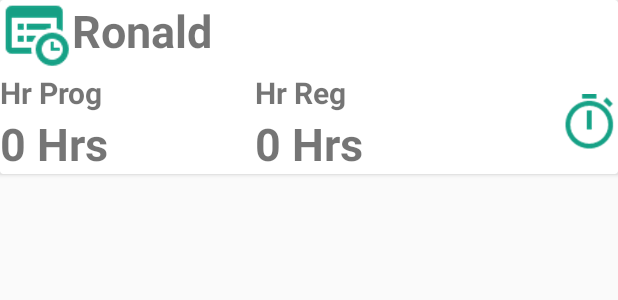
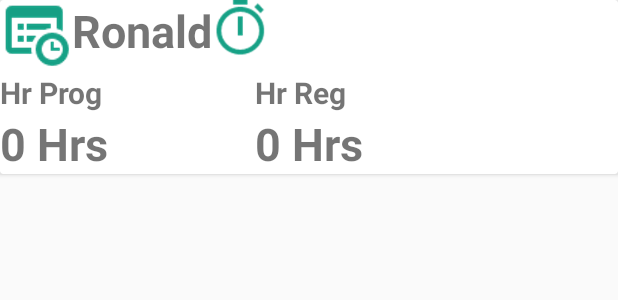
Before and after one commit to godared/ControlBusMovil, an Android app: the layout cardview_tarjeta.xml on its own in the app's theme, with its tools: preview values and no code run, on a phone screen of 412 x 824 dp. Shown: the top 300 px of the screen. Run offline under Robolectric (Android 15) with nearby library versions, the phone set to English and light mode, and no system bars.

Commit message:
con problemas por corregir

```diff
--- a/app/src/main/java/com/godared/controlbusmovil/service/geofence/GeofenceReceiver.java
+++ b/app/src/main/java/com/godared/controlbusmovil/service/geofence/GeofenceReceiver.java
@@ -65,7 +65,7 @@ public class GeofenceReceiver extends IntentService {
                             getApplicationContext());
                     eds.create(transitionName, date, geofence.getRequestId());
                     eds.close();*/
-                    tarjetaService=new TarjetaService(getApplicationContext());
+                  /*  tarjetaService=new TarjetaService(getApplicationContext());
                     TarjetaControlDetalle tarjetaControlDetalle;
                     tarjetaControlDetalle=tarjetaService.GetTarjetaDetalleByPuCoDe(sg.getId());
                     tarjetaControlDetalle.setTaCoDeId(sg.getId());
@@ -73,7 +73,7 @@ public class GeofenceReceiver extends IntentService {
                     tarjetaControlDetalle.setTaCoDeLatitud(sg.getLatitude());
                     tarjetaControlDetalle.setTaCoDeLongitud(sg.getLongitude());
                     tarjetaControlDetalle.setTaCoDeTiempo(hora);
-                    tarjetaService.actualizarTarjetaDetalleBD(tarjetaControlDetalle);
+                    tarjetaService.actualizarTarjetaDetalleBD(tarjetaControlDetalle);*/
                     GeofenceNotification geofenceNotification = new GeofenceNotification(
                             this);
                     geofenceNotification.displayNotification(sg, transitionType);
--- a/app/src/main/java/com/godared/controlbusmovil/service/geofence/GeolocationService.java
+++ b/app/src/main/java/com/godared/controlbusmovil/service/geofence/GeolocationService.java
@@ -69,7 +69,7 @@ public class GeolocationService extends Service implements GoogleApiClient.Conne
 
         HashMap<String, SimpleGeofence> geofences = SimpleGeofenceStore
                 .getInstance().getSimpleGeofences(this);
-
+        if(geofences.size()>0) {//Tiene que ver algun Geofence sino da error
             GeofencingRequest.Builder geofencingRequestBuilder = new GeofencingRequest.Builder();
             for (Map.Entry<String, SimpleGeofence> item : geofences.entrySet()) {
                 SimpleGeofence sg = item.getValue();
@@ -93,8 +93,9 @@ public class GeolocationService extends Service implements GoogleApiClient.Conne
             }
             LocationServices.GeofencingApi.addGeofences(mGoogleApiClient,
                     geofencingRequest, mPendingIntent).setResultCallback(this);
+        }
+            MainActivity.geofencesAlreadyRegistered = true;
 
-        MainActivity.geofencesAlreadyRegistered = true;
     }
 
     private PendingIntent requestPendingIntent() {
--- a/app/src/main/java/com/godared/controlbusmovil/service/geofence/SimpleGeofenceStore.java
+++ b/app/src/main/java/com/godared/controlbusmovil/service/geofence/SimpleGeofenceStore.java
@@ -33,7 +33,7 @@ public class SimpleGeofenceStore {
     public SimpleGeofenceStore() {
 
 
-        geofences.put("Cuarto", new SimpleGeofence(10000, -18.001907, -70.251293,
+       geofences.put("QALIWARMA", new SimpleGeofence(10000, -18.012587, -70.253336,
                 100, GEOFENCE_EXPIRATION_IN_MILLISECONDS,
                 Geofence.GEOFENCE_TRANSITION_ENTER
                         | Geofence.GEOFENCE_TRANSITION_DWELL
@@ -42,7 +42,7 @@ public class SimpleGeofenceStore {
 
 
     public HashMap<String, SimpleGeofence> getSimpleGeofences(Context context) {
-        ArrayList<TarjetaControlDetalle> tarjetasDetalle;
+       /* ArrayList<TarjetaControlDetalle> tarjetasDetalle;
         ArrayList<PuntoControlDetalle> puntoControlDetalles;
         TarjetaControl tarjetaControl;
         ITarjetaService tarjetaService=new TarjetaService(context);
@@ -58,7 +58,7 @@ public class SimpleGeofenceStore {
                                 | Geofence.GEOFENCE_TRANSITION_DWELL
                                 | Geofence.GEOFENCE_TRANSITION_EXIT));
             }
-        }
+        }*/
         return this.geofences;
     }
 }
--- a/app/src/main/res/layout/cardview_tarjeta.xml
+++ b/app/src/main/res/layout/cardview_tarjeta.xml
@@ -29,6 +29,13 @@
                 android:text="Ronald"
                 android:textSize="30dp"
                 android:textStyle="bold"/>
+            <ImageButton
+                android:id="@+id/btnTime"
+                android:layout_width="38dp"
+                android:layout_height="38dp"
+                android:background="@drawable/tiempo_48"
+                android:layout_alignParentRight="true"
+                android:layout_centerVertical="true"/>
         </LinearLayout>
         <RelativeLayout
             android:layout_width="match_parent"
@@ -81,13 +88,7 @@
                     android:textStyle="bold"
                     android:layout_centerVertical="true"/>
             </LinearLayout>
-            <ImageButton
-                android:id="@+id/btnTime"
-                android:layout_width="38dp"
-                android:layout_height="38dp"
-                android:background="@drawable/tiempo_48"
-                android:layout_alignParentRight="true"
-                android:layout_centerVertical="true"/>
+
         </RelativeLayout>
     </LinearLayout>
 
```
Lines whose indentation alone changed are shown as unchanged.
